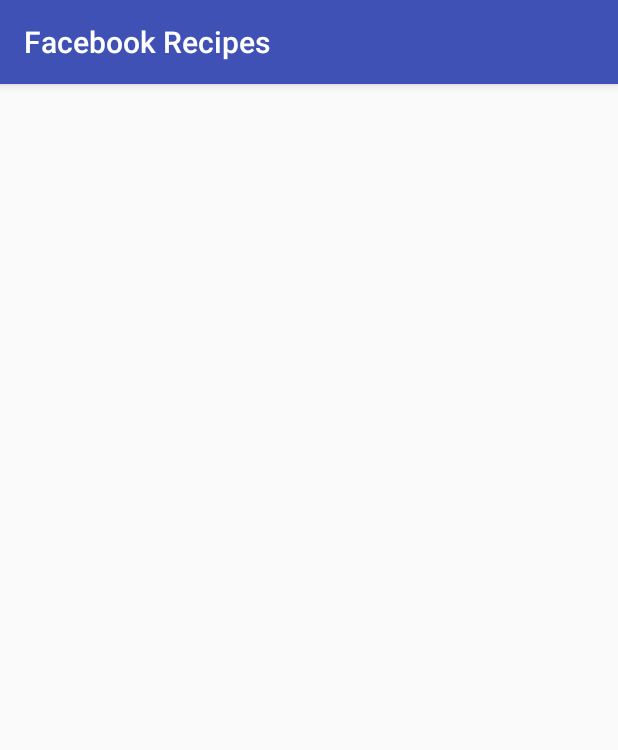
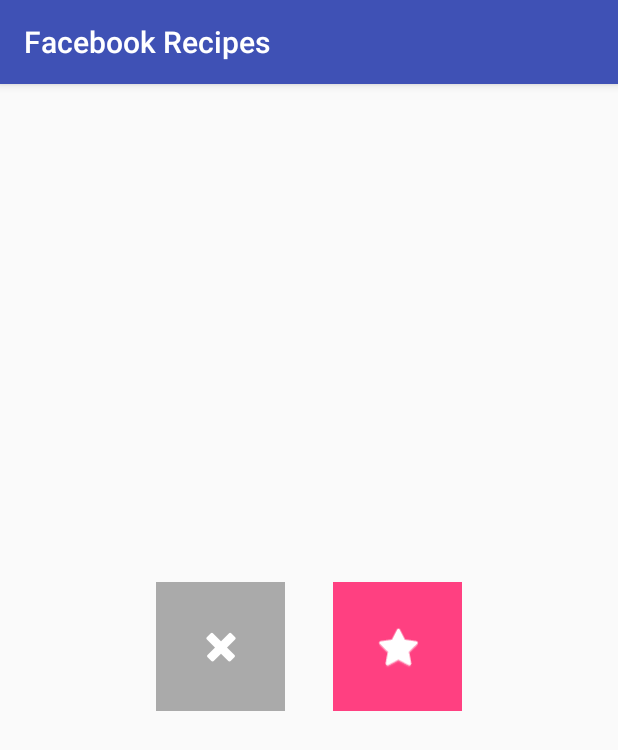
Before and after one commit to ShellCore/FacebookRecipes, an Android app: the RecipeMainActivity screen opened directly, with no data from a screen before it, on a phone screen of 412 x 824 dp. Shown: the top 750 px of the screen. Run offline under Robolectric (Android 15) with nearby library versions, the phone set to English and light mode, and no system bars.

Commit message:
Vista de receta.
- Se modificó la vista de la receta.
- Se cambió la versión de la biblioteca de Facebook, de acuerdo a la documentación.

```diff
--- a/app/src/main/res/layout/activity_recipe_main.xml
+++ b/app/src/main/res/layout/activity_recipe_main.xml
@@ -1,6 +1,7 @@
 <?xml version="1.0" encoding="utf-8"?>
 <RelativeLayout xmlns:android="http://schemas.android.com/apk/res/android"
     xmlns:tools="http://schemas.android.com/tools"
+    android:id="@+id/recipe_container"
     android:layout_width="match_parent"
     android:layout_height="match_parent"
     android:paddingBottom="@dimen/activity_vertical_margin"
@@ -9,4 +10,45 @@
     android:paddingTop="@dimen/activity_vertical_margin"
     tools:context="com.edx.shell.android.facebookrecipes.RecipeMainActivity">
 
+    <ImageView
+        android:id="@+id/img_recipe"
+        android:layout_width="match_parent"
+        android:layout_height="@dimen/img_recipe_height"
+        android:layout_centerHorizontal="true" />
+
+    <LinearLayout
+        android:id="@+id/lnr_buttons"
+        android:layout_width="wrap_content"
+        android:layout_height="wrap_content"
+        android:layout_below="@+id/img_recipe"
+        android:layout_centerHorizontal="true"
+        android:orientation="horizontal">
+
+        <ImageButton
+            android:id="@+id/btn_dismiss"
+            android:layout_width="@dimen/recipe_main_icon"
+            android:layout_height="@dimen/recipe_main_icon"
+            android:layout_margin="@dimen/activity_horizontal_margin"
+            android:background="@color/colorAccent2"
+            android:src="@android:drawable/ic_delete"
+            android:tint="@android:color/white" />
+
+        <ImageButton
+            android:id="@+id/btn_keep"
+            android:layout_width="@dimen/recipe_main_icon"
+            android:layout_height="@dimen/recipe_main_icon"
+            android:layout_margin="@dimen/activity_horizontal_margin"
+            android:background="@color/colorAccent"
+            android:src="@android:drawable/btn_star_big_on"
+            android:tint="@android:color/white" />
+    </LinearLayout>
+
+    <ProgressBar
+        android:id="@+id/recipe_progress_bar"
+        style="?android:attr/progressBarStyleLarge"
+        android:layout_width="wrap_content"
+        android:layout_height="wrap_content"
+        android:layout_centerInParent="true"
+        android:visibility="gone" />
+
 </RelativeLayout>
--- a/app/src/main/res/values/colors.xml
+++ b/app/src/main/res/values/colors.xml
@@ -3,4 +3,5 @@
     <color name="colorPrimary">#3F51B5</color>
     <color name="colorPrimaryDark">#303F9F</color>
     <color name="colorAccent">#FF4081</color>
+    <color name="colorAccent2">#AAA</color>
 </resources>
--- a/app/src/main/res/values/dimens.xml
+++ b/app/src/main/res/values/dimens.xml
@@ -2,4 +2,6 @@
     <!-- Default screen margins, per the Android Design guidelines. -->
     <dimen name="activity_horizontal_margin">16dp</dimen>
     <dimen name="activity_vertical_margin">16dp</dimen>
+    <dimen name="recipe_main_icon">86dp</dimen>
+    <dimen name="img_recipe_height">300dp</dimen>
 </resources>
--- a/build.gradle
+++ b/build.gradle
@@ -42,7 +42,7 @@ ext {
     retrofitVersion = "2.1.0"
     dbflowVersion = "3.0.0-beta3"
     butterknifeVersion = "7.0.1"
-    facebookVersion = "4.13.1"
+    facebookVersion = "[4,5)"
     eventbusVersion = "3.0.0"
     daggerVersion = "2.0.1"
     glideVersion = "3.7.0"
```
